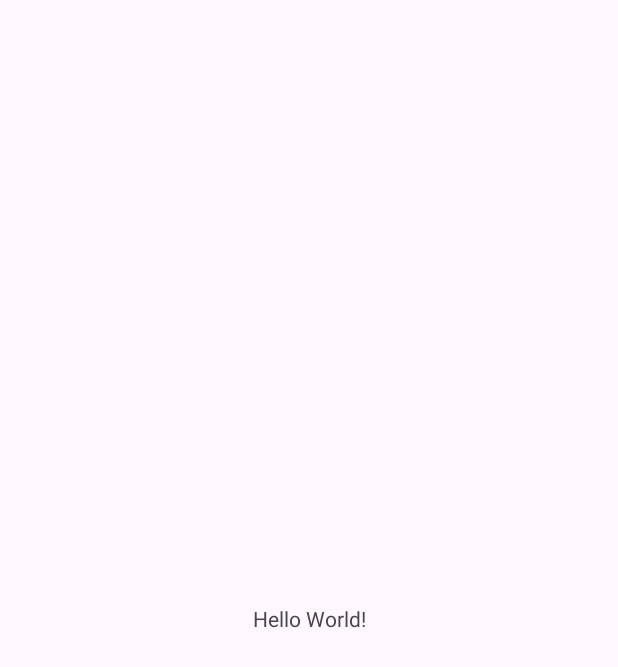
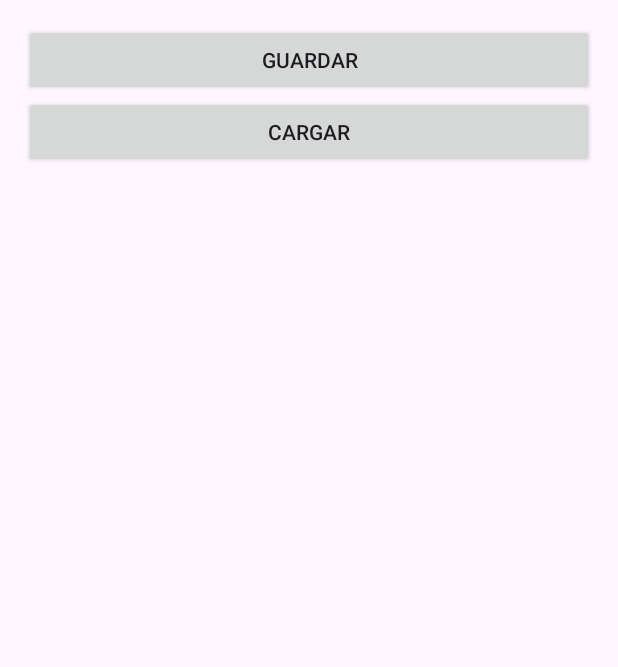
Before and after one commit to danielValleInclan/PMDM_2, an Android app: the screen it shows after launch (MainActivity), on a phone screen of 412 x 824 dp. Before the commit the part shown is almost empty. Shown: the top 667 px of the screen. Run offline under Robolectric (Android 15) with nearby library versions, the phone set to English and light mode, and no system bars.

Commit message:
Ejemplo 1 de inv-preferencias completado

```diff
--- a/InvestigacionPreferencias/app/src/main/java/com/example/investigacionpreferencias/MainActivity.java
+++ b/InvestigacionPreferencias/app/src/main/java/com/example/investigacionpreferencias/MainActivity.java
@@ -3,12 +3,66 @@ package com.example.investigacionpreferencias;
 import androidx.appcompat.app.AppCompatActivity;
 
 import android.os.Bundle;
+import android.app.Activity;
+import android.content.Context;
+import android.content.SharedPreferences;
+import android.util.Log;
+import android.view.Menu;
+import android.view.View;
+import android.view.View.OnClickListener;
+import android.content.Context;
+import android.content.SharedPreferences;
+import android.os.Bundle;
+import android.widget.Button;
 
-public class MainActivity extends AppCompatActivity {
+public class MainActivity extends Activity {
+
+    private Button btnGuardar;
+    private Button btnCargar;
+
 
     @Override
     protected void onCreate(Bundle savedInstanceState) {
         super.onCreate(savedInstanceState);
         setContentView(R.layout.activity_main);
+
+        btnGuardar = (Button)findViewById(R.id.BtnGuardar);
+        btnCargar = (Button)findViewById(R.id.BtnCargar);
+
+        btnGuardar.setOnClickListener(new OnClickListener() {
+            public void onClick(View v) {
+                //Guardamos las preferencias
+                SharedPreferences prefs =
+                        getSharedPreferences("MisPreferencias", Context.MODE_PRIVATE);
+
+                SharedPreferences.Editor editor = prefs.edit();
+                editor.putString("email", "modificado@email.com");
+                editor.putString("nombre", "Prueba");
+                editor.commit();
+            }
+        });
+
+        btnCargar.setOnClickListener(new OnClickListener() {
+            public void onClick(View v) {
+                //Recuperamos las preferencias
+                SharedPreferences prefs =
+                        getSharedPreferences("MisPreferencias", Context.MODE_PRIVATE);
+
+                String correo = prefs.getString("email", "por_defecto@email.com");
+                String nombre = prefs.getString("nombre", "nombre_por_defecto");
+                String otra = prefs.getString("otra", "otra_por_defecto");
+
+                Log.i("Preferences", "Correo: " + correo);
+                Log.i("Preferences", "Nombre: " + nombre);
+                Log.i("Preferences", "Otra: " + otra);
+            }
+        });
+
+    }
+    @Override
+    public boolean onCreateOptionsMenu(Menu menu) {
+        // Inflate the menu; this adds items to the action bar if it is present.
+        getMenuInflater().inflate(R.menu.main, menu);
+        return true;
     }
 }
--- a/InvestigacionPreferencias/app/src/main/res/layout/activity_main.xml
+++ b/InvestigacionPreferencias/app/src/main/res/layout/activity_main.xml
@@ -1,18 +1,22 @@
 <?xml version="1.0" encoding="utf-8"?>
-<androidx.constraintlayout.widget.ConstraintLayout xmlns:android="http://schemas.android.com/apk/res/android"
-    xmlns:app="http://schemas.android.com/apk/res-auto"
+<LinearLayout xmlns:android="http://schemas.android.com/apk/res/android"
     xmlns:tools="http://schemas.android.com/tools"
     android:layout_width="match_parent"
     android:layout_height="match_parent"
-    tools:context=".MainActivity">
+    android:paddingBottom="@dimen/activity_vertical_margin"
+    android:paddingLeft="@dimen/activity_horizontal_margin"
+    android:paddingRight="@dimen/activity_horizontal_margin"
+    android:paddingTop="@dimen/activity_vertical_margin"
+    android:orientation="vertical"
+    tools:context=".MainActivity" >
 
-    <TextView
-        android:layout_width="wrap_content"
+    <Button android:id="@+id/BtnGuardar"
+        android:layout_width="match_parent"
         android:layout_height="wrap_content"
-        android:text="Hello World!"
-        app:layout_constraintBottom_toBottomOf="parent"
-        app:layout_constraintEnd_toEndOf="parent"
-        app:layout_constraintStart_toStartOf="parent"
-        app:layout_constraintTop_toTopOf="parent" />
+        android:text="@string/guardar" />
 
-</androidx.constraintlayout.widget.ConstraintLayout>
+    <Button android:id="@+id/BtnCargar"
+        android:layout_width="match_parent"
+        android:layout_height="wrap_content"
+        android:text="@string/cargar" />
+</LinearLayout>
--- /dev/null
+++ b/InvestigacionPreferencias/app/src/main/res/menu/main.xml
@@ -0,0 +1,11 @@
+<?xml version="1.0" encoding="utf-8"?>
+<menu xmlns:android="http://schemas.android.com/apk/res/android"
+    xmlns:app="http://schemas.android.com/apk/res-auto">
+
+    <item
+        android:id="@+id/action_settings"
+        android:orderInCategory="100"
+        app:showAsAction="never"
+        android:title="@string/action_settings"/>
+
+</menu>
--- /dev/null
+++ b/InvestigacionPreferencias/app/src/main/res/values/dimens.xml
@@ -0,0 +1,5 @@
+<?xml version="1.0" encoding="utf-8"?>
+<resources>
+    <dimen name="activity_horizontal_margin">16dp</dimen>
+    <dimen name="activity_vertical_margin">16dp</dimen>
+</resources>
--- a/InvestigacionPreferencias/app/src/main/res/values/strings.xml
+++ b/InvestigacionPreferencias/app/src/main/res/values/strings.xml
@@ -1,3 +1,8 @@
 <resources>
-    <string name="app_name">InvestigacionPreferencias</string>
+    <string name="app_name">Preferencias Android 1</string>
+    <string name="action_settings">Settings</string>
+    <string name="hello_world">Hello world!</string>
+    <string name="guardar">Guardar</string>
+    <string name="cargar">Cargar</string>
+
 </resources>
```
